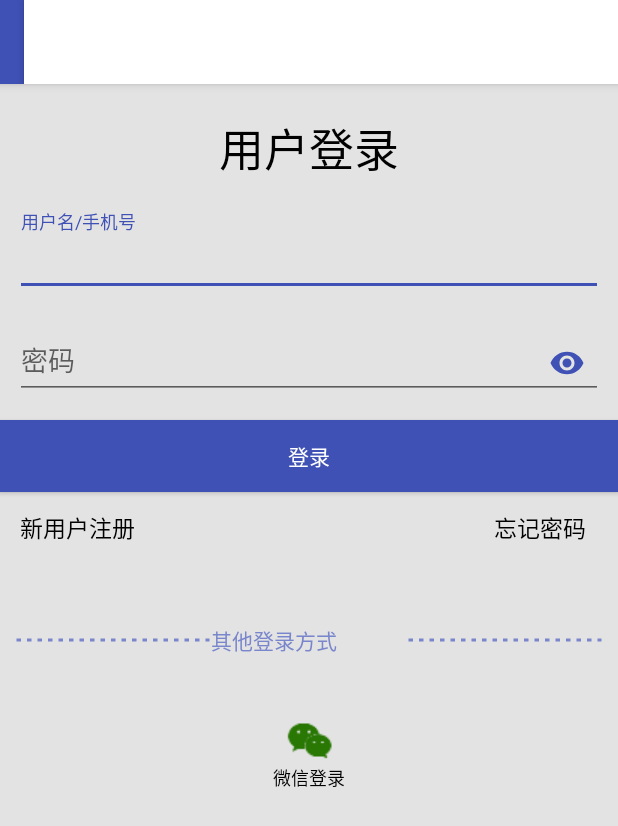
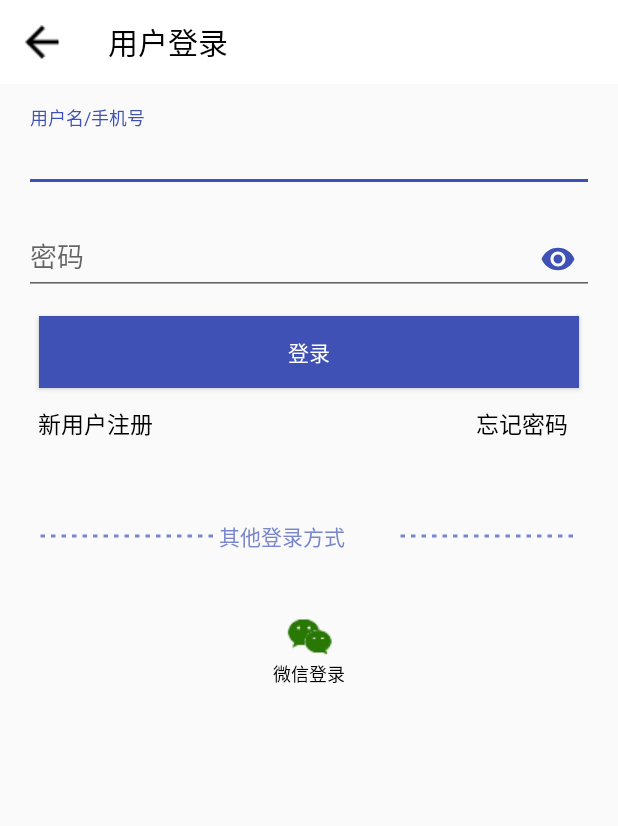
Before and after one commit to dpcraft/BookHub, an Android app: the LoginActivity screen opened directly, with no data from a screen before it, on a phone screen of 412 x 824 dp. Shown: the top 826 px of the screen. Run offline under Robolectric (Android 15) with nearby library versions, the phone set to English and light mode, and no system bars.

Commit message:
judge login

```diff
--- a/app/src/main/java/com/dpcraft/bookhub/Application/MyApplication.java
+++ b/app/src/main/java/com/dpcraft/bookhub/Application/MyApplication.java
@@ -1,26 +1,34 @@
 package com.dpcraft.bookhub.Application;
 
+import android.app.Activity;
 import android.app.Application;
+import android.util.Log;
+
+import com.dpcraft.bookhub.MainActivity;
 
 /**
  * Created by DPC on 2017/3/6.
  */
 public class MyApplication extends Application{
-    private boolean loginStatus;
-    public void setLoginStatus(boolean loginStatus){
+    private Boolean loginStatus;
+    public void setLoginStatus(Boolean loginStatus){
         this.loginStatus = loginStatus;
     }
-    public boolean getLoginStatus(){
+    public Boolean getLoginStatus(){
         return loginStatus;
     }
-    public boolean isLogin(){
+    public Boolean isLogin(){
        return loginStatus;
     }
+
+    private String nextActivity;
 
     @Override
     public void onCreate(){
         super.onCreate();
         loginStatus = false;
+        nextActivity = null;
+        Log.i("APPLICATION","application is rebuild.");
     }
 
 }
--- a/app/src/main/java/com/dpcraft/bookhub/LoginActivity.java
+++ b/app/src/main/java/com/dpcraft/bookhub/LoginActivity.java
@@ -8,37 +8,35 @@ import android.support.design.widget.TextInputLayout;
 import android.support.v7.widget.Toolbar;
 import android.util.Log;
 import android.view.View;
-import android.view.Window;
-import android.view.WindowManager;
 import android.widget.Button;
 
 import com.dpcraft.bookhub.Application.MyApplication;
 import com.dpcraft.bookhub.DataClass.User;
 import com.dpcraft.bookhub.NetModule.NetUtils;
-import com.dpcraft.bookhub.UIWidget.SubToolbar;
+import com.dpcraft.bookhub.UIWidget.CustomToolbar;
 
 /**
  * Created by DPC on 2017/2/18.
  */
 public class LoginActivity extends Activity {
-    private Toolbar toolbar;
     private User user ;
     private TextInputLayout mUsernameWrapper;
     private TextInputLayout mPasswordWrapper;
-   private SubToolbar subToolbar;
+   private CustomToolbar customToolbar;
    private MyApplication myApplication ;
+    private  String nextActivity;
 
     @Override
     protected void onCreate(Bundle savedInstanceState) {
-        requestWindowFeature(Window.FEATURE_NO_TITLE);
+
         super.onCreate(savedInstanceState);
         setContentView(R.layout.activity_login);
-        //透明状态栏
-        getWindow().addFlags(WindowManager.LayoutParams.FLAG_TRANSLUCENT_STATUS);
-        //透明导航栏
-        getWindow().addFlags(WindowManager.LayoutParams.FLAG_TRANSLUCENT_NAVIGATION);
-        subToolbar = (SubToolbar)findViewById(R.id.subtoolbar);
-        subToolbar.setTitle("用户登录");
+
+        customToolbar = (CustomToolbar)findViewById(R.id.ctb_login);
+        customToolbar.setTitle("用户登录");
+        //nextActivity参数获取
+        Intent intent = getIntent();
+        nextActivity = intent.getStringExtra("nextActivity");
 
         Button RegisterButton = (Button)findViewById(R.id.btn_register);
         RegisterButton.setOnClickListener(new View.OnClickListener() {
@@ -51,10 +49,7 @@ public class LoginActivity extends Activity {
         mUsernameWrapper = (TextInputLayout) findViewById(R.id.usernameWrapper);
         mPasswordWrapper = (TextInputLayout) findViewById(R.id.passwordWrapper);
         Button LoginButton = (Button)findViewById(R.id.btn_login) ;
-       // final EditText userNameEditText = mUsernameWraper.
-       // final EditText passWordEditText = (EditText)findViewById(R.id.edt_password);
 
-       // Log.i("username",mUsernameWrapper.getEditText().getText().toString().trim());
         Log.i("loginActivity","start");
         user = new User();
         LoginButton.setOnClickListener(new View.OnClickListener() {
@@ -71,25 +66,38 @@ public class LoginActivity extends Activity {
                 }catch (Exception e){
                     e.printStackTrace();
                 }
+                myApplication.setLoginStatus(true);
+
+                switch (nextActivity){
+                    case "MainActivity":
+                        MainActivity.actionStart(LoginActivity.this,"data1","data2");
+                        finish();
+                        break;
+                    case "SignupActivity":
+                        SignupActivity.actionStart(LoginActivity.this,"data1","data2");
+                        finish();
+                        break;
+                    case "UserInfoActivity":
+                        UserInfoActivity.actionStart(LoginActivity.this,"data1","data2");
+                        finish();
+                        break;
+                        default:
+                            MainActivity.actionStart(LoginActivity.this,"data1","data2");
+                            finish();
+                            break;
+
+                }
             }
         });
 
 
-        /*toolbar = (Toolbar) findViewById(R.id.common_toolbar);
-        toolbar.setTitle("登录");
-        toolbar.setNavigationOnClickListener(new View.OnClickListener() {
-            @Override
-            public void onClick(View view) {
-                finish();
-            }
-        });*/
+
         myApplication = (MyApplication)getApplication();
-        Boolean isLogin = myApplication.isLogin();
-        Log.i(" login activity islogin",isLogin.toString());
+        Log.i(" login activity islogin",myApplication.isLogin().toString());
     }
     public static void actionStart(Context context, String data1, String data2){
         Intent intent = new Intent(context,LoginActivity.class);
-        intent.putExtra("para1",data1);
+        intent.putExtra("nextActivity",data1);
         intent.putExtra("para2",data2);
         context.startActivity(intent);
     }
--- /dev/null
+++ b/app/src/main/java/com/dpcraft/bookhub/UIWidget/CustomToolbar.java
@@ -0,0 +1,34 @@
+package com.dpcraft.bookhub.UIWidget;
+
+import android.app.Activity;
+import android.content.Context;
+import android.support.v7.widget.Toolbar;
+import android.util.AttributeSet;
+import android.view.LayoutInflater;
+import android.view.View;
+import android.widget.LinearLayout;
+
+import com.dpcraft.bookhub.R;
+
+/**
+ * Created by DPC on 2017/3/7.
+ */
+public class CustomToolbar extends LinearLayout{
+   private Toolbar cToolbar;
+    public CustomToolbar(Context context, AttributeSet attrs){
+        super(context,attrs);
+        LayoutInflater.from(context).inflate(R.layout.custom_toolbar,this);
+         cToolbar = (Toolbar) findViewById(R.id.c_toolbar);
+        cToolbar.setNavigationOnClickListener(new OnClickListener(){
+            @Override
+            public void onClick(View v){
+                ((Activity)getContext()).finish();
+
+            }
+
+        });
+    }
+    public void setTitle(CharSequence title){
+        cToolbar.setTitle(title);
+    }
+}
--- a/app/src/main/java/com/dpcraft/bookhub/UIWidget/SubToolbar.java
+++ /dev/null
@@ -1,47 +0,0 @@
-package com.dpcraft.bookhub.UIWidget;
-
-import android.app.Activity;
-import android.content.Context;
-import android.support.annotation.Nullable;
-import android.support.v7.widget.Toolbar;
-import android.text.Layout;
-import android.util.AttributeSet;
-import android.view.LayoutInflater;
-import android.view.View;
-
-import com.dpcraft.bookhub.R;
-
-/**
- * Created by DPC on 2017/3/6.
- */
-public class SubToolbar extends Toolbar {
-
-    public SubToolbar(Context context) {
-        this(context, null);
-    }
-
-
-
-    public SubToolbar(Context context, @Nullable AttributeSet attrs, int defStyleAttr) {
-        super(context, attrs, defStyleAttr);
-    }
-    public SubToolbar(Context context, @Nullable AttributeSet attrs) {
-        this(context, attrs, android.support.v7.appcompat.R.attr.toolbarStyle);
-        LayoutInflater.from(context).inflate(R.layout.subtoolbar,this);
-        setNavigationOnClickListener(new OnClickListener(){
-            @Override
-            public void onClick(View v){
-                ((Activity)getContext()).finish();
-
-            }
-
-        });
-    }
-
-    @Override
-    public void setNavigationOnClickListener(OnClickListener listener) {
-        super.setNavigationOnClickListener(listener);
-    }
-
-
-}
--- a/app/src/main/res/layout/activity_login.xml
+++ b/app/src/main/res/layout/activity_login.xml
@@ -2,38 +2,31 @@
 <LinearLayout xmlns:android="http://schemas.android.com/apk/res/android"
     xmlns:tools="http://schemas.android.com/tools"
     xmlns:app="http://schemas.android.com/apk/res-auto"
-    android:background="#e3e3e3"
+
     android:layout_width="match_parent"
     android:layout_height="match_parent"
 
     tools:context=".LoginActivity"
     android:orientation="vertical">
-    <android.support.design.widget.AppBarLayout
-        android:layout_width="match_parent"
-        android:layout_height="wrap_content">
-    <com.dpcraft.bookhub.UIWidget.SubToolbar
-        android:id="@+id/subtoolbar"
+
+    <com.dpcraft.bookhub.UIWidget.CustomToolbar
+        android:id="@+id/ctb_login"
         android:layout_width="match_parent"
         android:layout_height="wrap_content"
-        app:title="用户登录"
-        ></com.dpcraft.bookhub.UIWidget.SubToolbar>
-    </android.support.design.widget.AppBarLayout>
-    <TextView  android:gravity="center"
-        android:layout_width="fill_parent"
-        android:layout_height="wrap_content"
-        android:layout_marginTop="20dp"
-        android:layout_marginBottom="20dp"
-        android:text="用户登录"
-        android:textSize="30sp"
-        android:textColor="@color/black" />
+        ></com.dpcraft.bookhub.UIWidget.CustomToolbar>
+    <LinearLayout
+        android:layout_width="match_parent"
+        android:layout_height="match_parent"
+        android:orientation="vertical"
+        android:padding="@dimen/activity_horizontal_margin">
+
 
     <android.support.design.widget.TextInputLayout
         android:id="@+id/usernameWrapper"
         android:layout_width="match_parent"
         android:layout_height="wrap_content"
         android:layout_marginBottom="10dp"
-        android:layout_marginLeft="10dp"
-        android:layout_marginRight="10dp">
+        >
 
         <EditText
             android:id="@+id/edt_username"
@@ -47,8 +40,6 @@
         android:layout_width="match_parent"
         android:layout_height="wrap_content"
         android:layout_marginBottom="10dp"
-        android:layout_marginLeft="10dp"
-        android:layout_marginRight="10dp"
         app:passwordToggleEnabled="true"
         app:passwordToggleTintMode="multiply"
         app:passwordToggleTint="@color/colorPrimary">
@@ -66,6 +57,8 @@
     android:layout_marginTop="4dp"
     android:layout_width="match_parent"
     android:layout_height="wrap_content"
+    android:layout_marginLeft="10dp"
+    android:layout_marginRight="10dp"
     android:background="@color/colorPrimary"
     android:text="登录"
     android:textColor="@color/white"/>
@@ -134,6 +127,7 @@
         android:text="微信登录"
         android:textSize="12sp"
         android:textColor="@color/black"/>
+    </LinearLayout>
 
 
     </LinearLayout>
--- a/app/src/main/res/layout/activity_main.xml
+++ b/app/src/main/res/layout/activity_main.xml
@@ -63,8 +63,9 @@ a<android.support.design.widget.AppBarLayout
 
     <android.support.design.widget.NavigationView
         android:id="@+id/navigation_view"
-        android:layout_width="match_parent"
+        android:layout_width="260dp"
         android:layout_height="match_parent"
+
         android:elevation="15dp"
         android:layout_gravity="start"
         android:translationZ="200dp"
--- /dev/null
+++ b/app/src/main/res/layout/custom_toolbar.xml
@@ -0,0 +1,25 @@
+<?xml version="1.0" encoding="utf-8"?>
+<LinearLayout xmlns:android="http://schemas.android.com/apk/res/android"
+    android:orientation="vertical"
+    android:layout_width="match_parent"
+    android:layout_height="wrap_content">
+    <android.support.design.widget.AppBarLayout
+        android:layout_width="match_parent"
+        android:layout_height="wrap_content">
+    <android.support.v7.widget.Toolbar
+        android:id="@+id/c_toolbar"
+        android:layout_width="match_parent"
+        android:layout_height="wrap_content"
+        android:elevation="@dimen/tb_elevation"
+        android:background="@color/white"
+        app:navigationIcon="@drawable/ic_back"
+        app:titleTextAppearance="@android:style/TextAppearance.Material.Title"
+        app:titleTextColor="@color/black"
+        app:title="自定义toolbar"
+        app:layout_scrollFlags="scroll"
+        xmlns:app="http://schemas.android.com/apk/res-auto"
+        xmlns:android="http://schemas.android.com/apk/res/android">
+    </android.support.v7.widget.Toolbar>
+    </android.support.design.widget.AppBarLayout>
+
+</LinearLayout>
--- a/app/src/main/res/layout/subtoolbar.xml
+++ /dev/null
@@ -1,15 +0,0 @@
-<?xml version="1.0" encoding="utf-8"?>
-
-<android.support.v7.widget.Toolbar
-    android:id="@+id/toolbar"
-    android:layout_width="match_parent"
-    android:layout_height="wrap_content"
-    android:elevation="@dimen/tb_elevation"
-    android:background="@color/white"
-    app:navigationIcon="@drawable/ic_menu"
-    app:titleTextAppearance="@android:style/TextAppearance.Material.Title"
-    app:titleTextColor="@color/black"
-    app:layout_scrollFlags="scroll"
-    xmlns:app="http://schemas.android.com/apk/res-auto"
-    xmlns:android="http://schemas.android.com/apk/res/android">
-    </android.support.v7.widget.Toolbar>
--- a/app/src/main/res/menu/drawer.xml
+++ b/app/src/main/res/menu/drawer.xml
@@ -26,10 +26,6 @@
             android:id="@+id/navigation_item_about"
             android:icon="@drawable/ic_about"
             android:title="关于" />
-        <item
-            android:id="@+id/navigation_item_logout"
-            android:title="退出登录"
-            android:checkable="true"
-            />
+
     </group>
 </menu>
--- /dev/null
+++ b/app/src/main/res/values-v21/styles.xml
@@ -0,0 +1,10 @@
+<?xml version="1.0" encoding="utf-8"?>
+<resources>
+    <style name="TransparentStatusBarTheme" parent="AppTheme">
+        <item name="android:statusBarColor">@android:color/transparent</item>
+    </style>
+    <style name="WhiteStatusBarTheme" parent="AppTheme">
+        <item name="android:statusBarColor">@android:color/white</item>
+    </style>
+
+</resources>
--- a/app/src/main/res/values/colors.xml
+++ b/app/src/main/res/values/colors.xml
@@ -18,4 +18,5 @@
     <color name="blue_800">#283593</color>
     <color name="blue_900">#1A237E</color>
     <color name="red_900">#B71C1C</color>
+    <color name="grey_400">#BDBDBD</color>
 </resources>
--- a/app/src/main/res/values/styles.xml
+++ b/app/src/main/res/values/styles.xml
@@ -1,12 +1,13 @@
 <resources>
 
     <!-- Base application theme. -->
-    <style name="AppTheme" parent="Theme.AppCompat.Light.DarkActionBar">
+    <style name="AppTheme" parent="Theme.AppCompat.Light.NoActionBar">
         <!-- Customize your theme here. -->
         <item name="colorPrimary">@color/colorPrimary</item>
         <item name="colorPrimaryDark">@color/colorPrimaryDark</item>
         <!--<item name="colorAccent">@color/colorAccent</item>-->
         <item name="colorAccent">@color/colorPrimary</item>
+
     </style>
     <style name="news_summary_card_view">
         <item name="android:layout_width">match_parent</item>
@@ -31,5 +32,12 @@
     <style name="MyErrorStyle" parent="TextAppearance.AppCompat.Small">
         <item name="android:textColor">@color/red_900</item>
     </style>
+    <style name="TransparentStatusBarTheme" parent="AppTheme">
+
+    </style>
+    <style name="WhiteStatusBarTheme" parent="AppTheme">
+
+    </style>
+
 
 </resources>
```
Also changed, not shown: app/src/main/AndroidManifest.xml (+13 -4 lines), app/src/main/java/com/dpcraft/bookhub/MainActivity.java (+32 -19 lines), app/src/main/java/com/dpcraft/bookhub/SignupActivity.java (+7 -5 lines), app/src/main/java/com/dpcraft/bookhub/UserInfoActivity.java (added, +59 -0 lines), app/src/main/res/layout/activity_signup.xml (+13 -12 lines), app/src/main/res/layout/activity_userinfo.xml (added, +78 -0 lines), app/src/main/res/drawable/ic_back.png.
